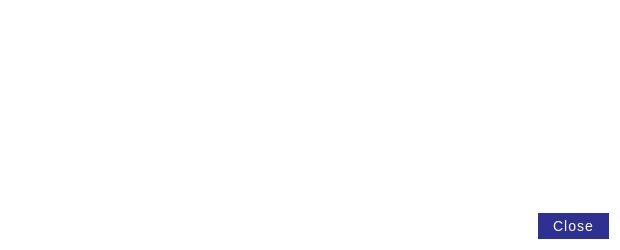
hardwarewise/SIN-core, file src/qt/forms/transactiondescdialog.ui: the form before one commit.
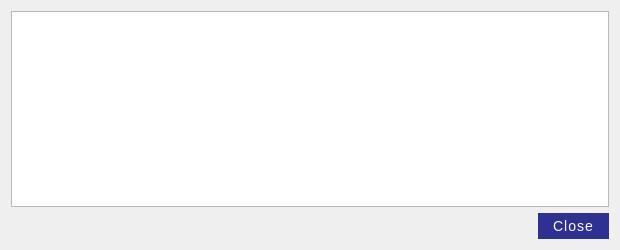
The form after the commit.

Patch:
```diff
--- a/src/qt/forms/transactiondescdialog.ui
+++ b/src/qt/forms/transactiondescdialog.ui
@@ -14,10 +14,7 @@
    <string notr="true">Transaction details</string>
   </property>
   <property name="styleSheet">
-   <string notr="true">QDialog#TransactionDescDialog {
-background-color: #FFFFFF;
-}
-
+   <string notr="true">
 QPushButton {
 
 	background-color: #2E3191;
@@ -28,8 +25,9 @@
 	border: 0;
 	color: #ffffff;
 	font-size: 14px;
-		
+
 }
+
 QPushButton:hover {
 	background-color: #191c8a;
 	
@@ -43,12 +41,13 @@
 	border: 1px solid #333;
 }
 
-QTextEdit#detailText {
+/*QTextEdit#detailText {
 background-color: transparent;
 font-size: 14px;
 color: #333333;
 border:0;
-}</string>
+}
+*/</string>
   </property>
   <layout class="QVBoxLayout" name="verticalLayout">
    <item>
```
